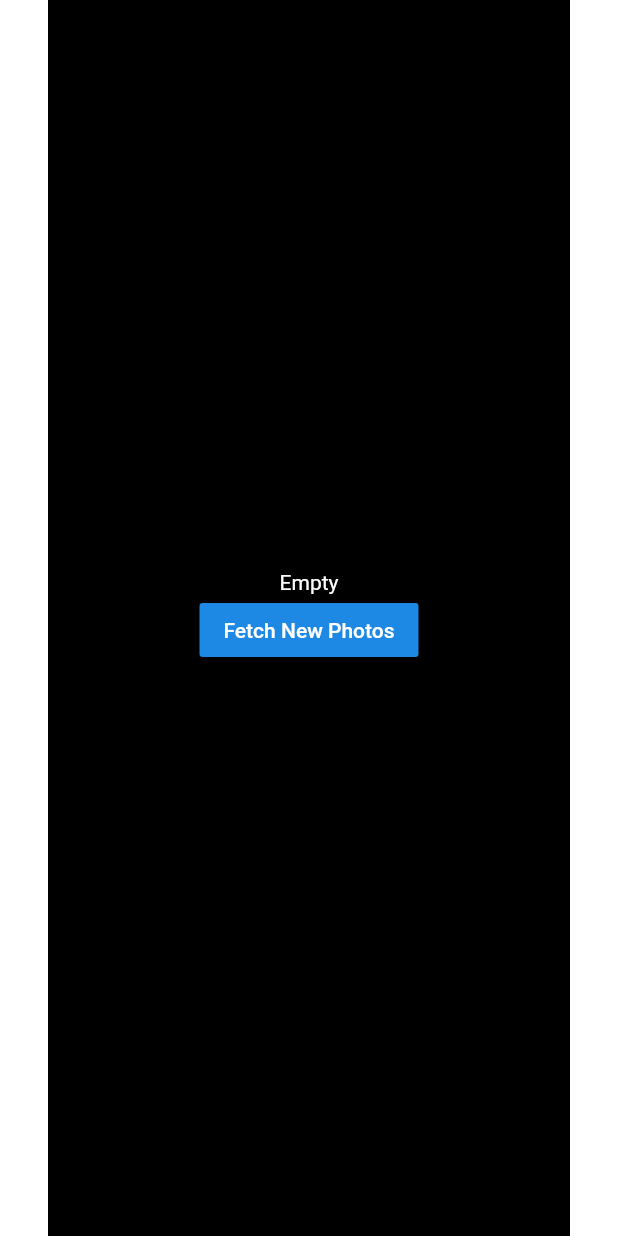
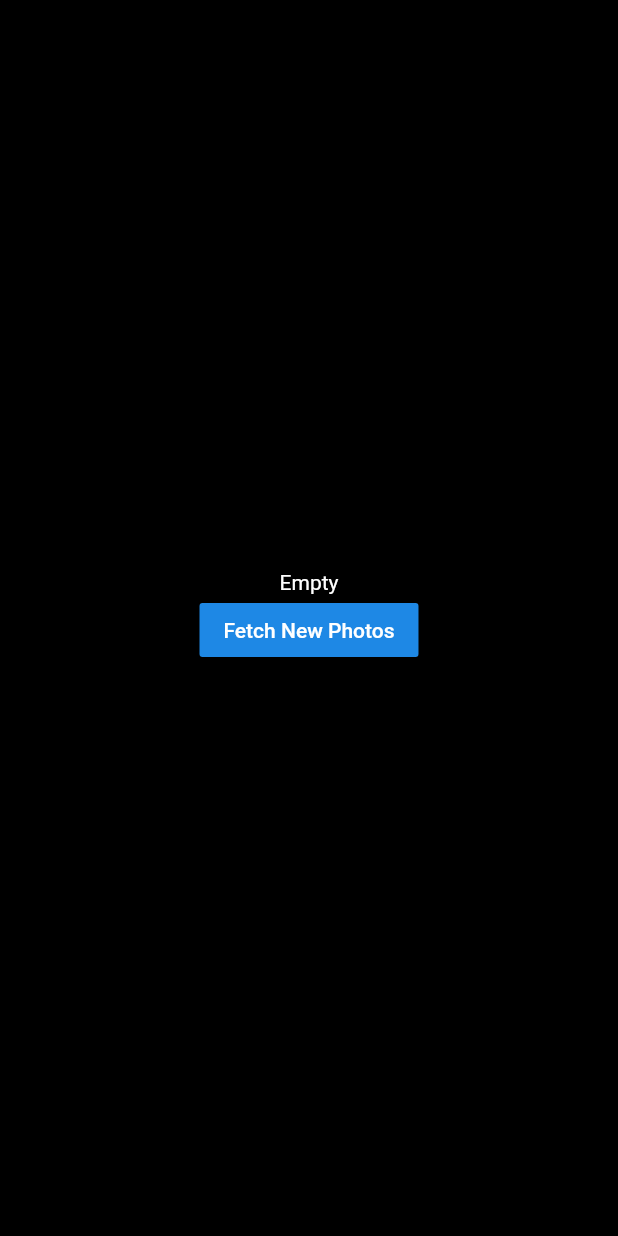
Before and after one commit to theVinesh/splash, a Flutter app: the screen it shows after launch, on a phone screen of 412 x 824 dp. Run offline on Flutter 3.47's test engine with Material 2 defaults, Android fonts, the phone set to English and light mode, and no system bars; our stand-ins replace bloc, equatable, flutter_bloc.

Commit message:
Widget tree rearrangement

```diff
--- a/lib/app/home/ui/home_page.dart
+++ b/lib/app/home/ui/home_page.dart
@@ -16,12 +16,12 @@ class HomePage extends StatelessWidget {
 
   @override
   Widget build(BuildContext context) {
-    return Container(
-      padding: EdgeInsets.symmetric(horizontal: 32),
-      child: BlocProvider(
-        create: (_) => HomeBloc(repository: repository),
-        child: Scaffold(
-          body: BlocBuilder<HomeBloc, HomeState>(builder: (context, state) {
+    return Scaffold(
+      body: Container(
+        padding: EdgeInsets.symmetric(horizontal: 32),
+        child: BlocProvider(
+          create: (_) => HomeBloc(repository: repository),
+          child: BlocBuilder<HomeBloc, HomeState>(builder: (context, state) {
             if (state is Loading) {
               return Center(
                 child: CircularProgressIndicator(),
```
